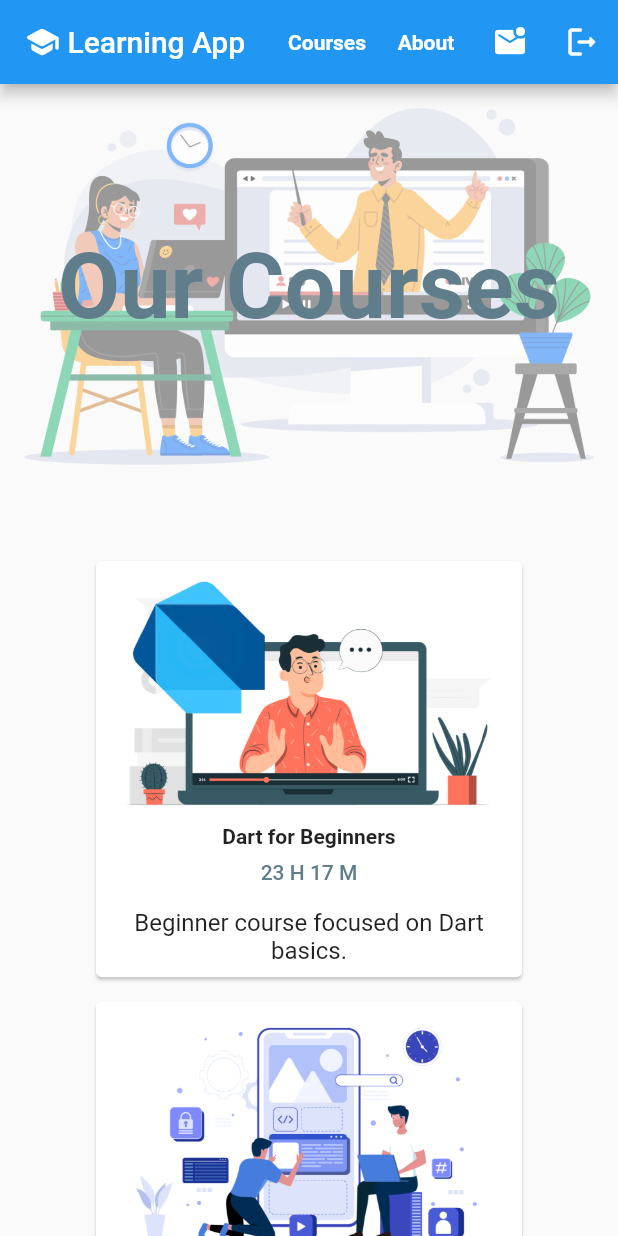
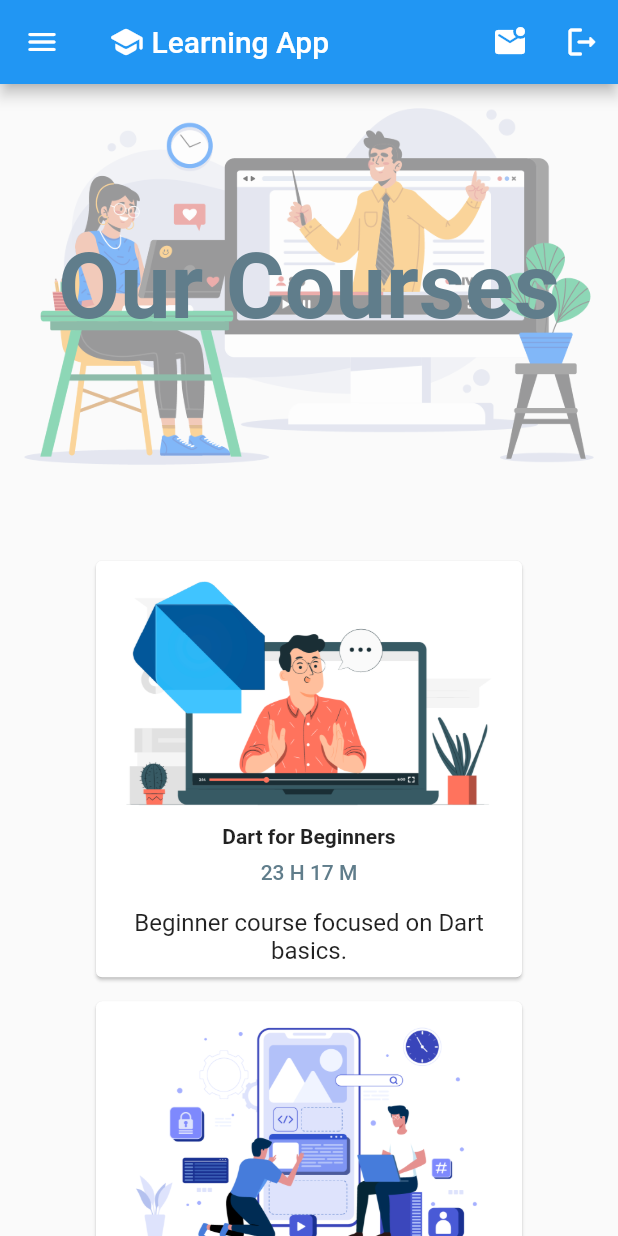
Before and after one commit to FadyFawzyOfficial/responsive_app_example, a Flutter app: the screen it shows after launch, on a phone screen of 412 x 824 dp. Run offline on Flutter 3.47's test engine with Material 2 defaults, Android fonts, the phone set to English and light mode, and no system bars; our stand-ins replace responsive_framework.

Commit message:
4. Show or Hide (Alternative) Widgets depending on the App width (Responsive Visibility)

```diff
--- a/lib/screens/courses_screen.dart
+++ b/lib/screens/courses_screen.dart
@@ -18,10 +18,25 @@ class CoursesScreen extends StatelessWidget {
     return Scaffold(
       appBar: AppBar(
         centerTitle: true,
+        leading: ResponsiveVisibility(
+          hiddenWhen: const [Condition.largerThan(name: TABLET)],
+          child: IconButton(
+            icon: const Icon(Icons.menu_rounded),
+            onPressed: () {},
+          ),
+        ),
         title: const AppBarTitle(),
         actions: [
-          const MenuTextButton(label: 'Courses'),
-          const MenuTextButton(label: 'About'),
+          const ResponsiveVisibility(
+            visible: false,
+            visibleWhen: [Condition.largerThan(name: TABLET)],
+            child: MenuTextButton(label: 'Courses'),
+          ),
+          const ResponsiveVisibility(
+            visible: false,
+            visibleWhen: [Condition.largerThan(name: TABLET)],
+            child: MenuTextButton(label: 'About'),
+          ),
           IconButton(
             icon: const Icon(Icons.mark_email_unread_rounded),
             onPressed: () {},
```
